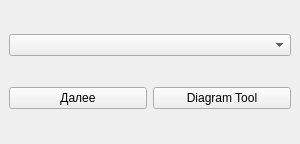
Before: the Qt Designer form LightModels_dockwidget_base.ui in Gumbinnen/qgis-lightmodels, drawn with Qt 5.
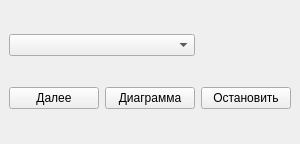
After: the same form once the commit is applied.

Commit message: Add diagram tool buttons on dockwidget

```diff
--- a/LightModels_dockwidget_base.ui
+++ b/LightModels_dockwidget_base.ui
@@ -92,7 +92,14 @@
     <item row="5" column="1">
      <widget class="QPushButton" name="pushButton">
       <property name="text">
-       <string>Diagram Tool</string>
+       <string>Диаграмма</string>
+      </property>
+     </widget>
+    </item>
+    <item row="5" column="2">
+     <widget class="QPushButton" name="diagram_tool_stop_button">
+      <property name="text">
+       <string>Остановить</string>
       </property>
      </widget>
     </item>
```
Left out of the diff: 2 changed lines with no effect on the pictures. The commit also changes 5 other files.
